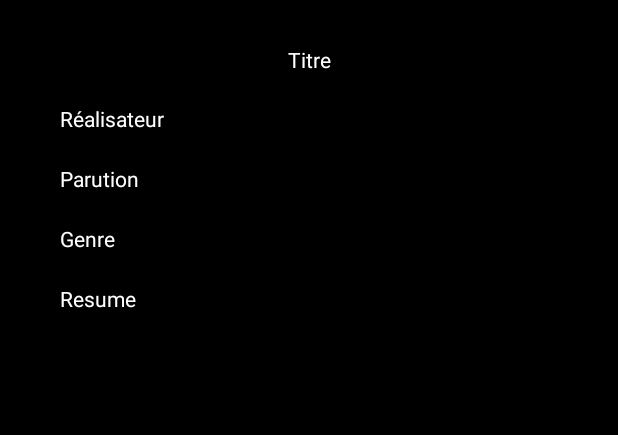
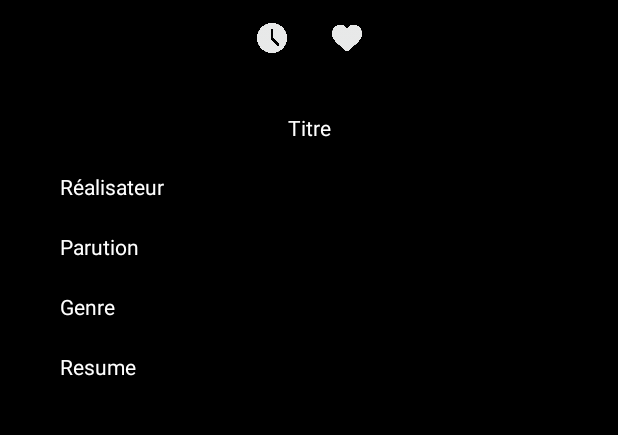
Before and after one commit to ivann-galic/appliTv, an Android app: the FocusFilmActivity screen opened directly, with no data from a screen before it, on a phone screen of 412 x 824 dp, the part 468-903 px from its top. Run offline under Robolectric (Android 15) with nearby library versions, the phone set to English and light mode, and no system bars; our stand-ins replace Picasso; pictures from the network do not load; 4 statements that could not run were skipped.

```diff
--- a/ApplicationTvGoodGit/app/src/main/java/com/ivann/applicationtvgoodgit/FilmAdapter.java
+++ b/ApplicationTvGoodGit/app/src/main/java/com/ivann/applicationtvgoodgit/FilmAdapter.java
@@ -49,8 +49,8 @@ public void onBindViewHolder(@NonNull ViewHolder holder, int position) {
         holder.titre.setText(film.titre);
         holder.date.setText(film.dateSortie);
         holder.popularite.setText(film.popularite);
-    holder.itemView.setTag(film);
-    holder.itemView.setOnClickListener(this);
+        holder.itemView.setTag(film);
+        holder.itemView.setOnClickListener(this);
         //holder.genre.setText(film.Genre);
         //holder.like.setBottom(film.);
 
--- a/ApplicationTvGoodGit/app/src/main/java/com/ivann/applicationtvgoodgit/FocusFilmActivity.java
+++ b/ApplicationTvGoodGit/app/src/main/java/com/ivann/applicationtvgoodgit/FocusFilmActivity.java
@@ -26,6 +26,7 @@ public class FocusFilmActivity extends AppCompatActivity {
         Log.i("FocusActivity", "la list des films " + film);
 
         final TextView textViewTitle = findViewById(R.id.textViewTitle);
+        assert film != null;
         textViewTitle.setText(film.titre);
         final TextView textViewParution = findViewById(R.id.textViewParution);
          textViewParution.setText(film.dateSortie);
--- a/ApplicationTvGoodGit/app/src/main/res/layout/activity_focus_film.xml
+++ b/ApplicationTvGoodGit/app/src/main/res/layout/activity_focus_film.xml
@@ -21,11 +21,11 @@
         android:id="@+id/textViewTitle"
         android:layout_width="wrap_content"
         android:layout_height="wrap_content"
-        android:layout_marginTop="30dp"
+        android:layout_marginTop="40dp"
         android:text="Titre"
         app:layout_constraintEnd_toEndOf="parent"
         app:layout_constraintStart_toStartOf="parent"
-        app:layout_constraintTop_toBottomOf="@+id/imageViewPoster" />
+        app:layout_constraintTop_toBottomOf="@+id/imageButton" />
 
     <TextView
         android:id="@+id/textViewRealisateur"
@@ -72,4 +72,33 @@
         app:layout_constraintStart_toStartOf="parent"
         app:layout_constraintTop_toBottomOf="@+id/textViewGenre" />
 
+    <ImageButton
+        android:id="@+id/imageButton"
+        android:layout_width="20dp"
+        android:layout_height="20dp"
+        android:layout_marginTop="15dp"
+        android:background="@android:color/transparent"
+        android:scaleType="fitCenter"
+        app:layout_constraintEnd_toStartOf="@+id/imageButton2"
+        app:layout_constraintHorizontal_bias="0.5"
+        app:layout_constraintHorizontal_chainStyle="packed"
+        app:layout_constraintStart_toStartOf="parent"
+        app:layout_constraintTop_toBottomOf="@+id/imageViewPoster"
+        app:srcCompat="@drawable/no_clock" />
+
+    <ImageButton
+        android:id="@+id/imageButton2"
+        android:layout_width="20dp"
+        android:layout_height="20dp"
+        android:layout_marginStart="30dp"
+        android:layout_marginLeft="30dp"
+        android:background="@android:color/transparent"
+        android:scaleType="fitCenter"
+        app:layout_constraintBottom_toBottomOf="@+id/imageButton"
+        app:layout_constraintEnd_toEndOf="parent"
+        app:layout_constraintHorizontal_bias="0.5"
+        app:layout_constraintStart_toEndOf="@+id/imageButton"
+        app:layout_constraintTop_toTopOf="@+id/imageButton"
+        app:srcCompat="@drawable/no_like" />
+
 </androidx.constraintlayout.widget.ConstraintLayout>
```
Also changed, not shown: ApplicationTvGoodGit/app/src/main/res/drawable/clock.png (added), ApplicationTvGoodGit/app/src/main/res/drawable/like.png (added), ApplicationTvGoodGit/app/src/main/res/drawable/no_clock.png (added), ApplicationTvGoodGit/app/src/main/res/drawable/no_like.png (added).
